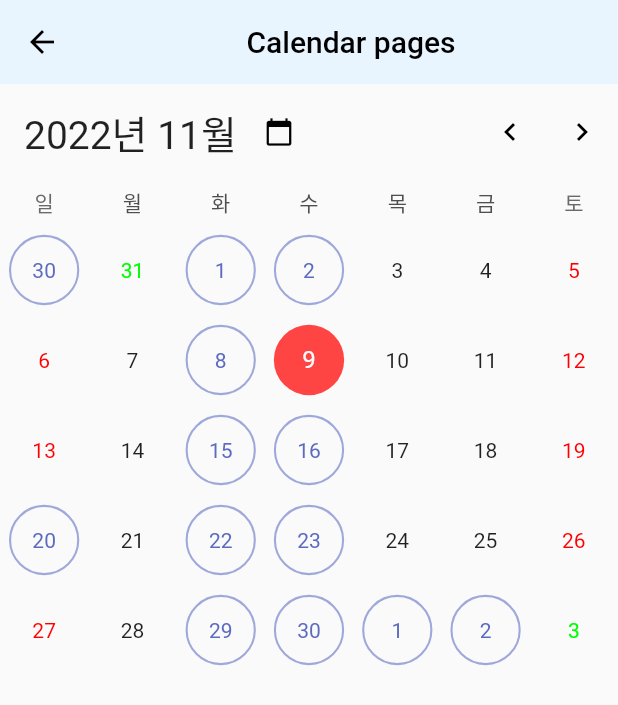
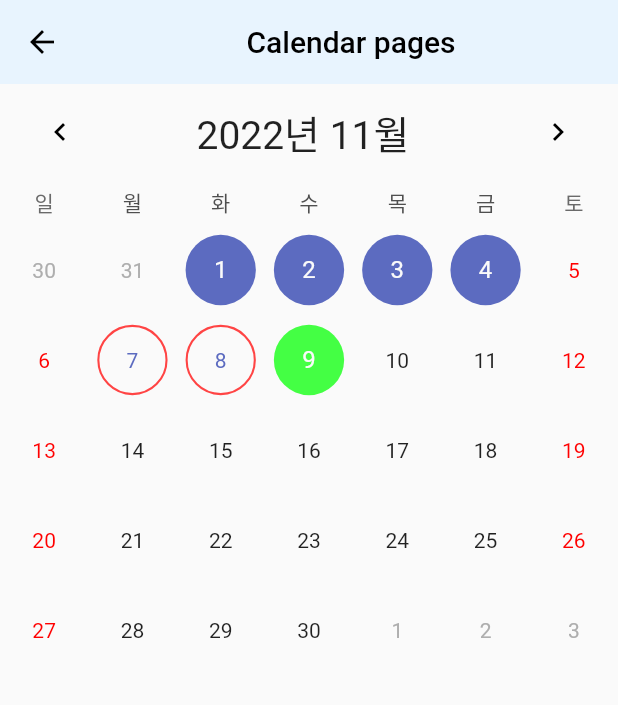
Before and after one commit to CretaIsland/time_sheet, a Flutter app: the CalendarPage screen opened by its route, after a tap on the "chevron left" icon, on a phone screen of 412 x 824 dp. Shown: the top 705 px of the screen. Run offline on Flutter 3.47's test engine with Material 2 defaults, Android fonts, the phone set to English and light mode, and no system bars; drawn by our look-alikes of table_calendar; our stand-ins replace flutter_riverpod, flutter_speed_dial, routemaster, widget_and_text_animator; missing offline and left inert: dart:js, metaballs; statements that could not run were skipped.

Commit message:
2022110901-seventhstone modify table_calendar add cross_common_job

```diff
--- /dev/null
+++ b/lib/common/cross_common_job.dart
@@ -0,0 +1,13 @@
+import 'package:flutter/material.dart';
+import 'package:http/http.dart' as http;
+import 'cross_common_job_stub.dart'
+    if (dart.library.io) 'cross_common_job_mobile.dart'
+    if (dart.library.html) 'cross_common_job_web.dart';
+
+abstract class CrossCommonJob {
+  void changeHttpWithCredentials(http.Client client);
+
+  void fixEdgePasswordRevealButton(FocusNode focusNode);
+
+  factory CrossCommonJob() => getCrossCommonJob();
+}
--- /dev/null
+++ b/lib/common/cross_common_job_stub.dart
@@ -0,0 +1,3 @@
+import 'cross_common_job.dart';
+
+CrossCommonJob getCrossCommonJob() => throw UnsupportedError('Cannot create a cross-common-job object');
--- a/lib/common/table_calendar.dart
+++ b/lib/common/table_calendar.dart
@@ -19,6 +19,10 @@ class TableCalendarWidget {
     equals: isSameDay,
     hashCode: getHashCode,
   );
+  final Set<DateTime> _weekendDays = LinkedHashSet<DateTime>(
+    equals: isSameDay,
+    hashCode: getHashCode,
+  );
 
   late PageController pageController;
   final CalendarFormat _calendarFormat = CalendarFormat.month;
@@ -27,18 +31,23 @@ class TableCalendarWidget {
   // DateTime? _rangeEnd;
 
   TableCalendarWidget(
-      Set<DateTime> selectedDays,
-      DateTime focusedDay, {
-        required this.onTodayButtonTap,
-        required this.onDaySelected,
-        //required this.pageController,
-      }) {
+    DateTime focusedDay,
+    Set<DateTime> selectedDays,
+    Set<DateTime> weekendDays, {
+    required this.onTodayButtonTap,
+    required this.onDaySelected,
+    //required this.pageController,
+  }) {
     //_selectedDays.add(_focusedDay.value);
     //_selectedEvents = ValueNotifier(_getEventsForDay(_focusedDay.value));
     //_selectedDays.add(DateTime.now());
     _selectedDays.clear();
-    for(var e in selectedDays) {
+    for (var e in selectedDays) {
       _selectedDays.add(e);
+    }
+    _weekendDays.clear();
+    for (var e in weekendDays) {
+      _weekendDays.add(e);
     }
   }
 
@@ -132,10 +141,16 @@ class TableCalendarWidget {
           daysOfWeekHeight: 30,
           rowHeight: 60,
           calendarStyle: CalendarStyle(
-            todayDecoration: BoxDecoration(color: const Color(0xFFFF4444), shape: BoxShape.circle),
+            todayDecoration: BoxDecoration(color: const Color(0xFF44FF44), shape: BoxShape.circle),
             weekendTextStyle: const TextStyle(color: Color(0xFFFF0000)),
+            holidayDecoration: const BoxDecoration(
+              border: Border.fromBorderSide(
+                BorderSide(color: Color(0xFFFF4444), width: 1.4),
+              ),
+              shape: BoxShape.circle,
+            ),
             //weekNumberTextStyle : const TextStyle(fontSize: 16, color: const Color(0xFF00FF00)),
-            outsideTextStyle: const TextStyle(color: Color(0xFF00FF00)),
+            //outsideTextStyle: const TextStyle(color: Color(0xFF00FF00)),
             rowDecoration: const BoxDecoration(shape: BoxShape.circle),
           ),
           firstDay: kFirstDay,
@@ -148,11 +163,12 @@ class TableCalendarWidget {
           calendarFormat: _calendarFormat,
           //rangeSelectionMode: _rangeSelectionMode,
           //eventLoader: _getEventsForDay,
-          holidayPredicate: (day) {
-            // Every 20th day of the month will be treated as a holiday
-            if (day.day % 7 == 1 || day.day % 7 == 2) return true;
-            return day.day == 20;
-          },
+          holidayPredicate: (day)=> _weekendDays.contains(day),
+          // {
+          //   // Every 20th day of the month will be treated as a holiday
+          //   if (day.day % 7 == 1 || day.day % 7 == 2) return true;
+          //   return day.day == 20;
+          // },
           onDaySelected: (selectedDay, focusedDay) => onDaySelected(selectedDay, focusedDay), //_onDaySelected,
           //onRangeSelected: _onRangeSelected,
           onCalendarCreated: (controller) => pageController = controller,
@@ -195,6 +211,11 @@ class _CalendarHeader extends StatelessWidget {
       child: Row(
         children: [
           const SizedBox(width: 16.0),
+          IconButton(
+            icon: Icon(Icons.chevron_left),
+            onPressed: onLeftArrowTap,
+          ),
+          const Spacer(),
           SizedBox(
             width: 150.0,
             child: Text(
@@ -202,26 +223,23 @@ class _CalendarHeader extends StatelessWidget {
               style: TextStyle(fontSize: 26.0),
             ),
           ),
-          IconButton(
-            icon: Icon(Icons.calendar_today, size: 20.0),
-            visualDensity: VisualDensity.compact,
-            onPressed: onTodayButtonTap,
-          ),
+          // IconButton(
+          //   icon: Icon(Icons.calendar_today, size: 20.0),
+          //   visualDensity: VisualDensity.compact,
+          //   onPressed: onTodayButtonTap,
+          // ),
+          const Spacer(),
           // if (clearButtonVisible)
           //   IconButton(
           //     icon: Icon(Icons.clear, size: 20.0),
           //     visualDensity: VisualDensity.compact,
           //     onPressed: onClearButtonTap,
           //   ),
-          const Spacer(),
-          IconButton(
-            icon: Icon(Icons.chevron_left),
-            onPressed: onLeftArrowTap,
-          ),
           IconButton(
             icon: Icon(Icons.chevron_right),
             onPressed: onRightArrowTap,
           ),
+          const SizedBox(width: 16.0),
         ],
       ),
     );
--- a/lib/pages/calendar_page.dart
+++ b/lib/pages/calendar_page.dart
@@ -1,7 +1,9 @@
 import 'package:flutter/material.dart';
+import 'package:intl/intl.dart';
 
 import '../common/creta_scaffold.dart';
 import '../common/table_calendar.dart';
+import '../common/logger.dart';
 import '../routes.dart';
 
 class CalendarPage extends StatefulWidget {
@@ -12,17 +14,18 @@ class CalendarPage extends StatefulWidget {
 }
 
 class _CalendarPageState extends State<CalendarPage> {
-
-  Set<DateTime> _selectedDays = {};
   DateTime _focusedDay = DateTime.now();
-  late PageController pageController;
+  final Set<DateTime> _completeDays = {};
+  final Set<DateTime> _incompleteDays = {};
 
   void onDaySelected(DateTime selectedDay, DateTime focusedDay) {
+    //final headerText = DateFormat.yMd('ko_KR').format(selectedDay);
+    //setState(() {});
     setState(() {
-      if (_selectedDays.contains(selectedDay)) {
-        _selectedDays.remove(selectedDay);
+      if (_completeDays.contains(selectedDay)) {
+        _completeDays.remove(selectedDay);
       } else {
-        _selectedDays.add(selectedDay);
+        _completeDays.add(selectedDay);
       }
 
       // _focusedDay = focusedDay;
@@ -39,6 +42,24 @@ class _CalendarPageState extends State<CalendarPage> {
     _focusedDay = DateTime.now();
   }
 
+  @override
+  void initState() {
+    super.initState();
+
+    List<DateTime> complateDtList = [
+      DateTime(2022, 11, 1),
+      DateTime(2022, 11, 2),
+      DateTime(2022, 11, 3),
+      DateTime(2022, 11, 4),
+    ];
+    _completeDays.addAll(complateDtList);
+
+    List<DateTime> incomplateDtList = [
+      DateTime(2022, 11, 7),
+      DateTime(2022, 11, 8),
+    ];
+    _incompleteDays.addAll(incomplateDtList);
+  }
 
   @override
   Widget build(BuildContext context) {
@@ -52,8 +73,8 @@ class _CalendarPageState extends State<CalendarPage> {
             AppRoutes.push(context, AppRoutes.timeSheetPage);
           },
           icon: const Icon(Icons.arrow_back)),
-      child:               TableCalendarWidget(_selectedDays, _focusedDay,
-          onDaySelected: onDaySelected, onTodayButtonTap: onTodayButtonTap)
+      child: TableCalendarWidget(_focusedDay, _completeDays, _incompleteDays,
+              onDaySelected: onDaySelected, onTodayButtonTap: onTodayButtonTap)
           .build(),
     ).create();
   }
--- a/pubspec.yaml
+++ b/pubspec.yaml
@@ -39,7 +39,6 @@ dependencies:
   table_calendar: ^3.0.8
   intl: ^0.17.0
   metaballs: ^1.4.2
-  intl: ^0.17.0
   widget_and_text_animator: ^1.0.9
 
   #hycop: ^0.0.5
```
Also changed, not shown: lib/common/cross_common_job_mobile.dart (added, +20 -0 lines), lib/common/cross_common_job_web.dart (added, +25 -0 lines), lib/pages/login_page.dart (+29 -47 lines).
